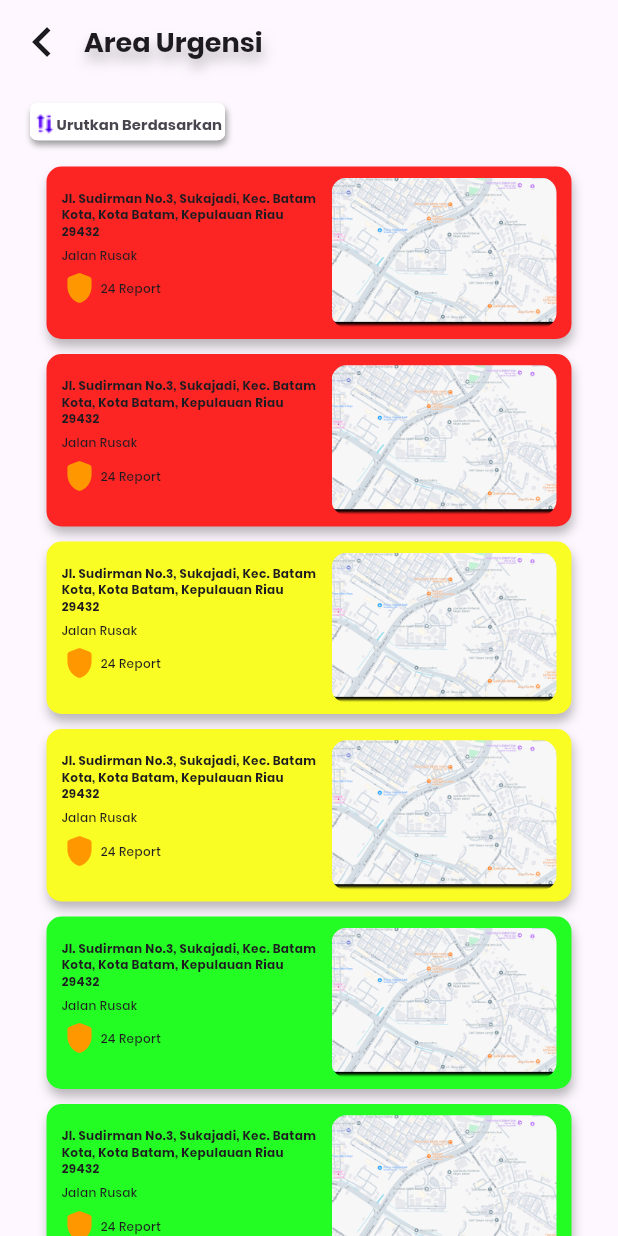
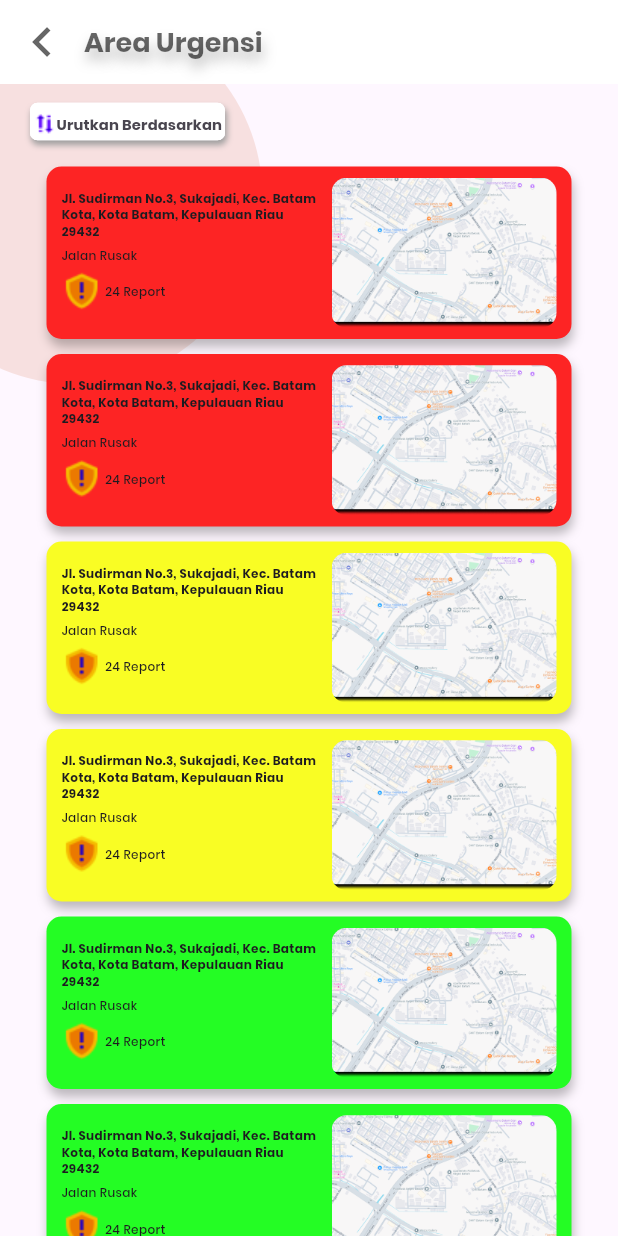
Before and after one commit to kaminariwhat/PBL20KMIPN, a Flutter app: the RecommendationsScreen screen opened by its route, on a phone screen of 412 x 824 dp. Run offline on Flutter 3.47's test engine with Material 3 defaults, Android fonts, the phone set to English and light mode, and no system bars; missing offline and left inert: filter_list, flutter_osm_plugin.

Commit message:
update icon dan circle

```diff
--- a/lib/screens/rekomendasi.dart
+++ b/lib/screens/rekomendasi.dart
@@ -20,16 +20,18 @@ class _RecommendationsScreenState extends State<RecommendationsScreen> {
     return Scaffold(
       appBar: AppBar(
         titleSpacing: 0,
-        backgroundColor: Colors.transparent,
+        backgroundColor: Colors.white,
         leading: IconButton(
           onPressed: () {
              Navigator.of(context).pop();
           },
           icon: const Icon(Icons.keyboard_arrow_left),
+          color: const Color.fromRGBO(5, 5, 5, 0.612),
           iconSize: 40,),
           title: const Text(
             'Area Urgensi',
             style: TextStyle(
+            color: Color.fromRGBO(5, 5, 5, 0.612),
             fontFamily: 'Poppins',
             fontWeight: FontWeight.bold,
             fontSize: 18,
@@ -43,7 +45,22 @@ class _RecommendationsScreenState extends State<RecommendationsScreen> {
         ),
       ),
 
-      body: SingleChildScrollView(
+      body: Stack(
+        children: [
+           Positioned(
+            top: -50,
+            left: -75,
+            child: Container(
+              width: 250,
+              height: 250,
+              decoration: const BoxDecoration(
+                color: Color(0xFFF7E0E0),
+                shape: BoxShape.circle,
+              ),
+            ),
+          ),
+
+          SingleChildScrollView(
           child: Column(
             children: <Widget>[
               Center(
@@ -227,6 +244,8 @@ class _RecommendationsScreenState extends State<RecommendationsScreen> {
 
             ],
           ),
+        ),
+        ]
       )
 
 
--- a/lib/screens/tutorial.dart
+++ b/lib/screens/tutorial.dart
@@ -13,11 +13,13 @@ class Tutorial extends StatelessWidget {
              Navigator.of(context).pop();
           },
           icon: const Icon(Icons.keyboard_arrow_left),
+          color: const Color.fromRGBO(5, 5, 5, 0.612),
           iconSize: 40,),
         title: const Text.rich(
           TextSpan(
             text: 'Cara Melapor',
             style: TextStyle(
+              color: Color.fromRGBO(5, 5, 5, 0.612),
               fontSize: 18.0,
               fontFamily: 'Poppins',
               fontWeight: FontWeight.bold,
--- a/lib/widgets/rekomendasiwidget.dart
+++ b/lib/widgets/rekomendasiwidget.dart
@@ -68,9 +68,8 @@ class RekomendasiWidget extends StatelessWidget {
                     ),
                     child: const Row(
                       children: [
-                        Icon(
-                          Icons.shield_rounded,
-                          color: Colors.orange,
+                        Image(
+                          image: AssetImage('assets/images/warningshield.png')
                         ),
                         SizedBox(width: 2,),
                         Text(
--- a/pubspec.yaml
+++ b/pubspec.yaml
@@ -79,6 +79,7 @@ flutter:
   - assets/images/gambar.png
   - assets/images/petainput.png
   - assets/images/sort.png
+  - assets/images/warningshield.png
   # The following line ensures that the Material Icons font is
   # included with your application, so that you can use the icons in
   # the material Icons class.
```
Also changed, not shown: lib/screens/isirekomendasi.dart (+21 -2 lines), lib/screens/lapor.dart (+20 -1 lines), assets/images/warningshield.png (added). Lines whose indentation alone changed are shown as unchanged.
